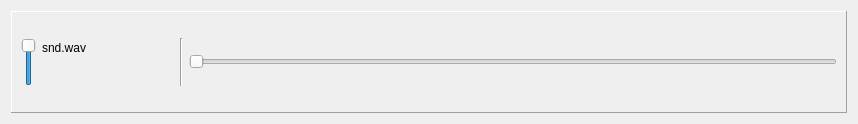
Old version of the form soundcard.ui in the repository casey-c/shock.
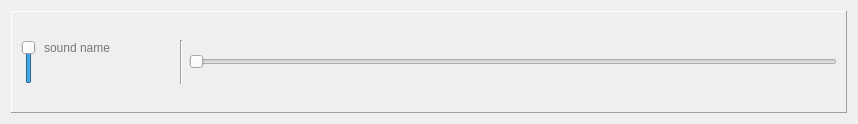
New version of the form. Icons and pictures are not drawn.

Commit message:
Sound Card updates
pile o' garbage

The edit to the form file:
```diff
--- a/soundcard.ui
+++ b/soundcard.ui
@@ -16,6 +16,12 @@
     <verstretch>0</verstretch>
    </sizepolicy>
   </property>
+  <property name="minimumSize">
+   <size>
+    <width>0</width>
+    <height>30</height>
+   </size>
+  </property>
   <property name="mouseTracking">
    <bool>false</bool>
   </property>
@@ -64,32 +70,13 @@
           </property>
          </widget>
         </item>
-        <item row="0" column="5" rowspan="2">
+        <item row="0" column="6" rowspan="2">
          <widget class="QSlider" name="horizontalSlider">
           <property name="orientation">
            <enum>Qt::Horizontal</enum>
           </property>
          </widget>
         </item>
-        <item row="0" column="3">
-         <widget class="QLabel" name="label">
-          <property name="sizePolicy">
-           <sizepolicy hsizetype="Preferred" vsizetype="Minimum">
-            <horstretch>0</horstretch>
-            <verstretch>0</verstretch>
-           </sizepolicy>
-          </property>
-          <property name="maximumSize">
-           <size>
-            <width>16777215</width>
-            <height>20</height>
-           </size>
-          </property>
-          <property name="text">
-           <string>snd.wav</string>
-          </property>
-         </widget>
-        </item>
         <item row="1" column="3">
          <layout class="QHBoxLayout" name="horizontalLayout">
           <item>
@@ -136,13 +123,41 @@
           </item>
          </layout>
         </item>
-        <item row="0" column="4" rowspan="2">
+        <item row="0" column="5" rowspan="2">
          <widget class="Line" name="line">
           <property name="orientation">
            <enum>Qt::Vertical</enum>
           </property>
          </widget>
         </item>
+        <item row="0" column="3">
+         <widget class="QLineEdit" name="lineEdit">
+          <property name="sizePolicy">
+           <sizepolicy hsizetype="Fixed" vsizetype="Fixed">
+            <horstretch>0</horstretch>
+            <verstretch>0</verstretch>
+           </sizepolicy>
+          </property>
+          <property name="autoFillBackground">
+           <bool>false</bool>
+          </property>
+          <property name="styleSheet">
+           <string notr="true">background-color:transparent</string>
+          </property>
+          <property name="text">
+           <string/>
+          </property>
+          <property name="maxLength">
+           <number>40</number>
+          </property>
+          <property name="frame">
+           <bool>false</bool>
+          </property>
+          <property name="placeholderText">
+           <string>sound name</string>
+          </property>
+         </widget>
+        </item>
        </layout>
       </item>
      </layout>
```
The commit also changes 7 other files.
